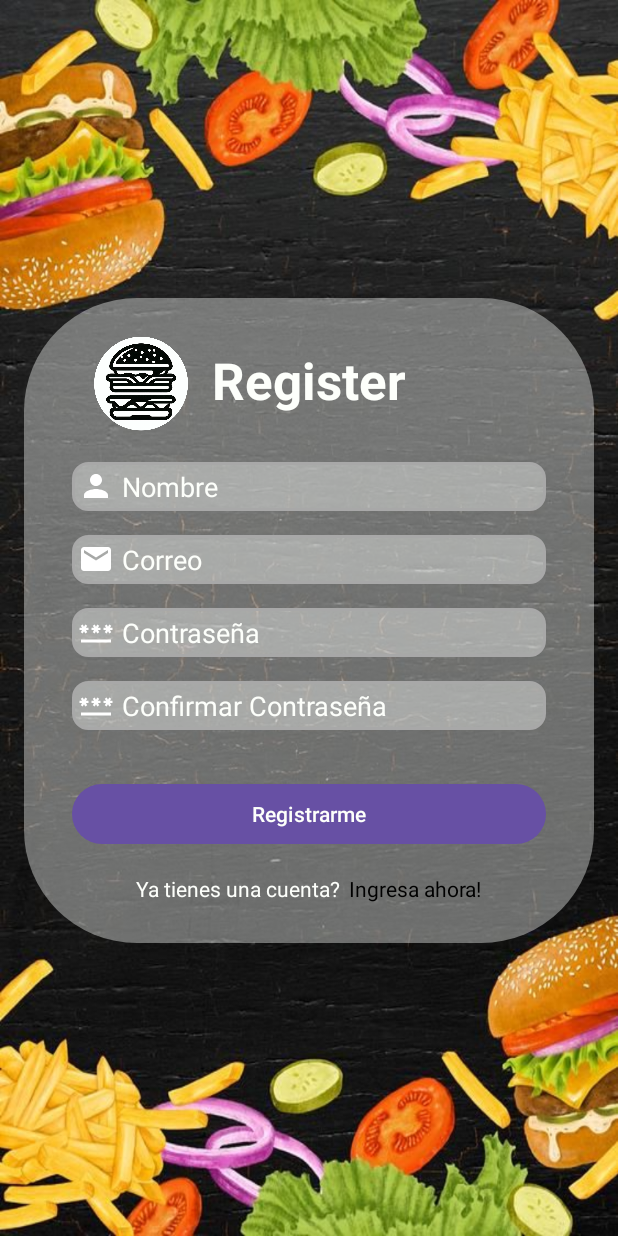
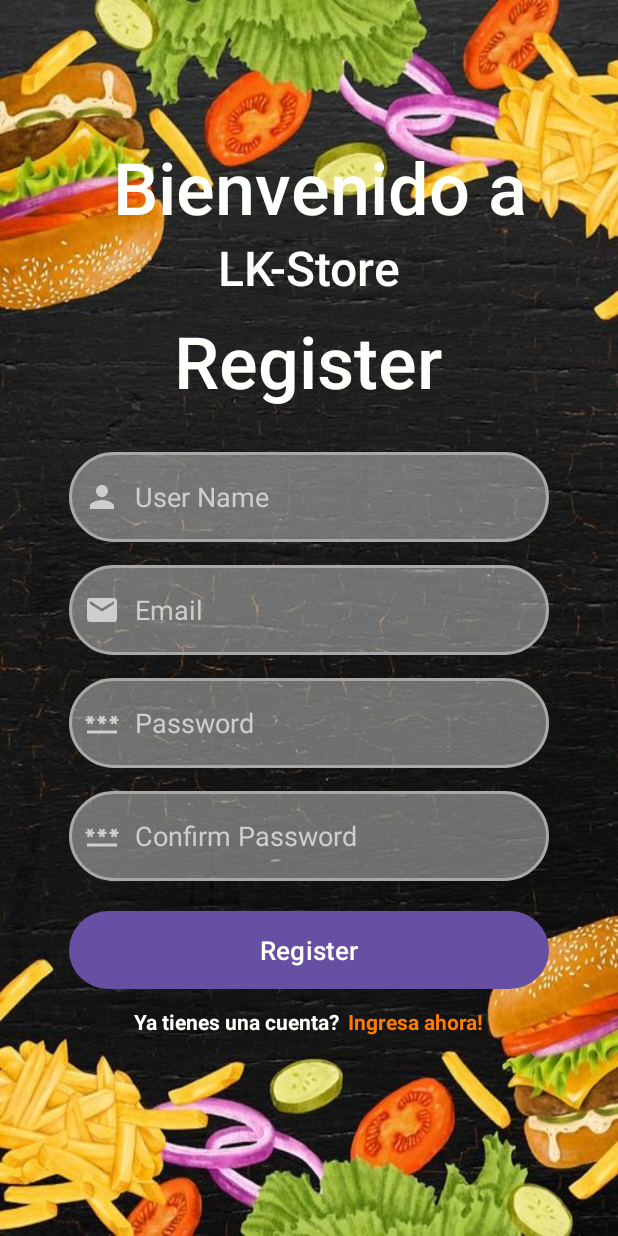
Before and after one commit to LuKarbo/LK-Store, an Android app: the RegisterActivity screen opened directly, with no data from a screen before it, on a phone screen of 412 x 824 dp. Run offline under Robolectric (Android 15) with nearby library versions, the phone set to English and light mode, and no system bars.

Commit message:
Feat: Modificación de Login y Register
- Se modifico el UI del Login y Register
- Pendiente Modificar UI del Home

```diff
--- a/app/src/main/java/ar/edu/davinci/carbone_lucas/lk_store/RegisterActivity.java
+++ b/app/src/main/java/ar/edu/davinci/carbone_lucas/lk_store/RegisterActivity.java
@@ -16,7 +16,7 @@ public class RegisterActivity extends AppCompatActivity {
         super.onCreate(savedInstanceState);
         setContentView(R.layout.activity_register);
         // login_goto
-        gotoLogin = findViewById(R.id.login_goto);
+        gotoLogin = findViewById(R.id.register_goto);
 
         gotoLogin.setOnClickListener(new View.OnClickListener() {
             @Override
--- a/app/src/main/res/drawable/data_background.xml
+++ b/app/src/main/res/drawable/data_background.xml
@@ -6,7 +6,7 @@
 
     <!-- Tipo y Color -->
     <solid
-        android:color="@color/white_transparent"
+        android:color="#FFFFFF"
         />
     <!-- Redondeo los bordes -->
     <corners
--- a/app/src/main/res/drawable/email_icon.xml
+++ b/app/src/main/res/drawable/email_icon.xml
@@ -1,4 +1,4 @@
-<vector xmlns:android="http://schemas.android.com/apk/res/android" android:height="24dp" android:tint="#FFFFFF" android:viewportHeight="24" android:viewportWidth="24" android:width="24dp">
+<vector xmlns:android="http://schemas.android.com/apk/res/android" android:height="24dp" android:tint="@color/light_gray" android:viewportHeight="24" android:viewportWidth="24" android:width="24dp">
 
     <path android:fillColor="@android:color/white" android:pathData="M20,4L4,4c-1.1,0 -1.99,0.9 -1.99,2L2,18c0,1.1 0.9,2 2,2h16c1.1,0 2,-0.9 2,-2L22,6c0,-1.1 -0.9,-2 -2,-2zM20,8l-8,5 -8,-5L4,6l8,5 8,-5v2z"/>
 
--- a/app/src/main/res/drawable/input_background.xml
+++ b/app/src/main/res/drawable/input_background.xml
@@ -10,7 +10,7 @@
         />
     <!-- Redondeo los bordes -->
     <corners
-        android:radius="10dp"
+        android:radius="40dp"
         />
     <!-- Coloco un delineado -->
     <stroke
--- a/app/src/main/res/drawable/login_icon.xml
+++ b/app/src/main/res/drawable/login_icon.xml
@@ -1,5 +1,5 @@
-<vector xmlns:android="http://schemas.android.com/apk/res/android" android:height="24dp" android:tint="#FFFFFF" android:viewportHeight="24" android:viewportWidth="24" android:width="24dp">
+<vector xmlns:android="http://schemas.android.com/apk/res/android" android:height="24dp" android:tint="@color/light_gray" android:viewportHeight="24" android:viewportWidth="24" android:width="24dp">
 
-    <path android:fillColor="@android:color/white" android:pathData="M12,12c2.21,0 4,-1.79 4,-4s-1.79,-4 -4,-4 -4,1.79 -4,4 1.79,4 4,4zM12,14c-2.67,0 -8,1.34 -8,4v2h16v-2c0,-2.66 -5.33,-4 -8,-4z"/>
+    <path android:fillColor="@android:color/black" android:pathData="M12,12c2.21,0 4,-1.79 4,-4s-1.79,-4 -4,-4 -4,1.79 -4,4 1.79,4 4,4zM12,14c-2.67,0 -8,1.34 -8,4v2h16v-2c0,-2.66 -5.33,-4 -8,-4z"/>
 
 </vector>
--- a/app/src/main/res/drawable/password_icon.xml
+++ b/app/src/main/res/drawable/password_icon.xml
@@ -1,5 +1,5 @@
-<vector xmlns:android="http://schemas.android.com/apk/res/android" android:height="24dp" android:tint="#FFFFFF" android:viewportHeight="24" android:viewportWidth="24" android:width="24dp">
+<vector xmlns:android="http://schemas.android.com/apk/res/android" android:height="24dp" android:tint="@color/light_gray" android:viewportHeight="24" android:viewportWidth="24" android:width="24dp">
 
-    <path android:fillColor="@android:color/white" android:pathData="M2,17h20v2H2V17zM3.15,12.95L4,11.47l0.85,1.48l1.3,-0.75L5.3,10.72H7v-1.5H5.3l0.85,-1.47L4.85,7L4,8.47L3.15,7l-1.3,0.75L2.7,9.22H1v1.5h1.7L1.85,12.2L3.15,12.95zM9.85,12.2l1.3,0.75L12,11.47l0.85,1.48l1.3,-0.75l-0.85,-1.48H15v-1.5h-1.7l0.85,-1.47L12.85,7L12,8.47L11.15,7l-1.3,0.75l0.85,1.47H9v1.5h1.7L9.85,12.2zM23,9.22h-1.7l0.85,-1.47L20.85,7L20,8.47L19.15,7l-1.3,0.75l0.85,1.47H17v1.5h1.7l-0.85,1.48l1.3,0.75L20,11.47l0.85,1.48l1.3,-0.75l-0.85,-1.48H23V9.22z"/>
+    <path android:fillColor="@color/black" android:pathData="M2,17h20v2H2V17zM3.15,12.95L4,11.47l0.85,1.48l1.3,-0.75L5.3,10.72H7v-1.5H5.3l0.85,-1.47L4.85,7L4,8.47L3.15,7l-1.3,0.75L2.7,9.22H1v1.5h1.7L1.85,12.2L3.15,12.95zM9.85,12.2l1.3,0.75L12,11.47l0.85,1.48l1.3,-0.75l-0.85,-1.48H15v-1.5h-1.7l0.85,-1.47L12.85,7L12,8.47L11.15,7l-1.3,0.75l0.85,1.47H9v1.5h1.7L9.85,12.2zM23,9.22h-1.7l0.85,-1.47L20.85,7L20,8.47L19.15,7l-1.3,0.75l0.85,1.47H17v1.5h1.7l-0.85,1.48l1.3,0.75L20,11.47l0.85,1.48l1.3,-0.75l-0.85,-1.48H23V9.22z"/>
 
 </vector>
--- a/app/src/main/res/layout/activity_register.xml
+++ b/app/src/main/res/layout/activity_register.xml
@@ -1,159 +1,159 @@
 <?xml version="1.0" encoding="utf-8"?>
-<androidx.constraintlayout.widget.ConstraintLayout
-    xmlns:android="http://schemas.android.com/apk/res/android"
+<androidx.constraintlayout.widget.ConstraintLayout xmlns:android="http://schemas.android.com/apk/res/android"
     xmlns:app="http://schemas.android.com/apk/res-auto"
     xmlns:tools="http://schemas.android.com/tools"
     android:id="@+id/main"
     android:layout_width="match_parent"
     android:layout_height="match_parent"
     android:background="@drawable/wallpaper"
-    tools:context=".RegisterActivity">
+    tools:context=".LoginActivity">
+
+    <TextView
+        android:id="@+id/welcomeTextView"
+        android:layout_width="wrap_content"
+        android:layout_height="wrap_content"
+        android:layout_marginTop="92dp"
+        android:fontFamily="sans-serif-medium"
+        android:text="@string/welcome"
+        android:textColor="@color/white"
+        android:textSize="48sp"
+        app:layout_constraintEnd_toEndOf="parent"
+        app:layout_constraintHorizontal_bias="0.552"
+        app:layout_constraintStart_toStartOf="parent"
+        app:layout_constraintTop_toTopOf="parent" />
+
+    <TextView
+        android:id="@+id/appnameTextView"
+        android:layout_width="wrap_content"
+        android:layout_height="wrap_content"
+        android:text="@string/app_name"
+        android:textSize="32sp"
+        android:fontFamily="sans-serif-medium"
+        android:textColor="@color/white"
+        app:layout_constraintEnd_toEndOf="parent"
+        app:layout_constraintStart_toStartOf="parent"
+        app:layout_constraintTop_toBottomOf="@+id/welcomeTextView" />
+
+    <TextView
+        android:id="@+id/loginTextView"
+        android:layout_width="wrap_content"
+        android:layout_height="wrap_content"
+        android:layout_marginTop="8dp"
+        android:fontFamily="sans-serif-medium"
+        android:text="@string/register"
+        android:textColor="@color/white"
+        android:textSize="48sp"
+        app:layout_constraintEnd_toEndOf="parent"
+        app:layout_constraintHorizontal_bias="0.497"
+        app:layout_constraintStart_toStartOf="parent"
+        app:layout_constraintTop_toBottomOf="@+id/appnameTextView"
+        tools:ignore="MissingConstraints" />
 
     <androidx.constraintlayout.widget.ConstraintLayout
-        android:id="@+id/container"
-        android:layout_width="380dp"
+        android:id="@+id/formContainer"
+        android:layout_width="match_parent"
         android:layout_height="0dp"
-        android:layout_marginTop="100dp"
+        android:layout_marginStart="16dp"
+        android:layout_marginTop="8dp"
+        android:layout_marginEnd="16dp"
+        android:layout_marginBottom="32dp"
         app:layout_constraintBottom_toBottomOf="parent"
         app:layout_constraintEnd_toEndOf="parent"
-        app:layout_constraintHeight_percent="0.80"
+        app:layout_constraintHorizontal_bias="0.0"
         app:layout_constraintStart_toStartOf="parent"
-        app:layout_constraintTop_toTopOf="parent">
+        app:layout_constraintTop_toBottomOf="@+id/loginTextView"
+        app:layout_constraintVertical_bias="1.0">
 
-        <androidx.constraintlayout.widget.ConstraintLayout
-            android:id="@+id/register_container"
+        <LinearLayout
             android:layout_width="match_parent"
-            android:layout_height="430dp"
-            android:background="@drawable/data_background"
-            app:layout_constraintBottom_toBottomOf="parent"
+            android:layout_height="wrap_content"
+            android:gravity="center"
+            android:orientation="vertical"
+            android:padding="0dp"
             app:layout_constraintEnd_toEndOf="parent"
             app:layout_constraintHorizontal_bias="0.0"
             app:layout_constraintStart_toStartOf="parent"
-            app:layout_constraintTop_toTopOf="parent"
-            app:layout_constraintVertical_bias="0.288">
+            app:layout_constraintTop_toTopOf="parent">
 
-            <ImageView
-                android:id="@+id/imageView"
-                android:layout_width="73dp"
-                android:layout_height="91dp"
-                android:layout_marginBottom="8dp"
-                android:src="@drawable/logo_inicial"
-                app:layout_constraintBottom_toTopOf="@+id/inputName"
-                app:layout_constraintEnd_toStartOf="@+id/logoText"
-                app:layout_constraintHorizontal_bias="0.792"
-                app:layout_constraintStart_toStartOf="parent"
-                app:layout_constraintTop_toTopOf="parent"
-                app:layout_constraintVertical_bias="1.0"
-                tools:ignore="MissingConstraints" />
+            <TextView
+                android:id="@+id/alertTextView"
+                android:layout_width="wrap_content"
+                android:layout_height="wrap_content"
+                android:fontFamily="sans-serif-medium"
+                android:gravity="center"
+                android:textColor="@color/alert"
+                android:textSize="12sp" />
+
+            <EditText
+                android:id="@+id/nameInput"
+                android:layout_width="320dp"
+                android:layout_height="60dp"
+                android:layout_marginTop="4dp"
+                android:background="@drawable/input_background"
+                android:drawableLeft="@drawable/login_icon"
+                android:drawablePadding="10dp"
+                android:hint="@string/nombre"
+                android:padding="10dp"
+                android:textColor="@color/black"
+                android:textColorHint="@color/light_gray" />
+
+            <EditText
+                android:id="@+id/emailInput"
+                android:layout_width="320dp"
+                android:layout_height="60dp"
+                android:layout_marginTop="15dp"
+                android:background="@drawable/input_background"
+                android:drawableLeft="@drawable/email_icon"
+                android:drawablePadding="10dp"
+                android:hint="@string/correo"
+                android:padding="10dp"
+                android:textColor="@color/black"
+                android:textColorHint="@color/light_gray" />
+
+            <EditText
+                android:id="@+id/passwordInput"
+                android:layout_width="320dp"
+                android:layout_height="60dp"
+                android:layout_marginTop="15dp"
+                android:background="@drawable/input_background"
+                android:drawableLeft="@drawable/password_icon"
+                android:drawablePadding="10dp"
+                android:hint="@string/password"
+                android:inputType="textPassword"
+                android:padding="10dp"
+                android:textColor="@color/black"
+                android:textColorHint="@color/light_gray" />
+
+            <EditText
+                android:id="@+id/passwordConfirmdInput"
+                android:layout_width="320dp"
+                android:layout_height="60dp"
+                android:layout_marginTop="15dp"
+                android:background="@drawable/input_background"
+                android:drawableLeft="@drawable/password_icon"
+                android:drawablePadding="10dp"
+                android:hint="@string/confirm_password"
+                android:inputType="textPassword"
+                android:padding="10dp"
+                android:textColor="@color/black"
+                android:textColorHint="@color/light_gray" />
 
             <Button
                 android:id="@+id/loginBTN"
-                android:layout_width="0dp"
-                android:layout_height="wrap_content"
-                android:layout_marginTop="32dp"
-                android:hapticFeedbackEnabled="false"
-                android:text="@string/registrarme_btn"
-                android:textColor="@color/white"
-                app:cornerRadius="35dp"
-                app:layout_constraintEnd_toEndOf="@+id/inputConfirmPass"
-
-                app:layout_constraintStart_toStartOf="@+id/inputConfirmPass"
-                app:layout_constraintTop_toBottomOf="@+id/inputConfirmPass" />
-
-            <TextView
-                android:id="@+id/logoText"
-                android:layout_width="wrap_content"
-                android:layout_height="wrap_content"
+                android:layout_width="320dp"
+                android:layout_height="60dp"
+                android:layout_marginTop="16dp"
                 android:text="@string/register"
                 android:textColor="@color/white"
-                android:textSize="34sp"
-                android:textStyle="bold"
-                app:layout_constraintBottom_toBottomOf="parent"
-                app:layout_constraintEnd_toEndOf="parent"
-                app:layout_constraintStart_toStartOf="parent"
-                app:layout_constraintTop_toTopOf="parent"
-                app:layout_constraintVertical_bias="0.083" />
-
-            <EditText
-                android:id="@+id/inputName"
-                android:layout_width="0dp"
-                android:layout_height="wrap_content"
-                android:layout_marginStart="32dp"
-                android:layout_marginTop="32dp"
-                android:layout_marginEnd="32dp"
-                android:background="@drawable/input_background"
-                android:drawableLeft="@drawable/login_icon"
-                android:drawablePadding="5dp"
-                android:ems="10"
-                android:hint="@string/nombre"
-                android:inputType="text"
-                android:padding="4dp"
-                android:textColor="@color/white"
-                android:textColorHint="@color/white"
-                app:layout_constraintEnd_toEndOf="parent"
-                app:layout_constraintStart_toStartOf="parent"
-                app:layout_constraintTop_toBottomOf="@+id/logoText" />
-
-            <EditText
-                android:id="@+id/inputEmail"
-                android:layout_width="0dp"
-                android:layout_height="wrap_content"
-                android:layout_marginTop="16dp"
-                android:background="@drawable/input_background"
-                android:drawableLeft="@drawable/email_icon"
-                android:drawablePadding="5dp"
-                android:ems="10"
-                android:hint="@string/correo"
-                android:inputType="textEmailAddress"
-                android:padding="4dp"
-                android:textColor="@color/white"
-                android:textColorHint="@color/white"
-                app:layout_constraintEnd_toEndOf="@+id/inputName"
-                app:layout_constraintHorizontal_bias="0.311"
-                app:layout_constraintStart_toStartOf="@+id/inputName"
-                app:layout_constraintTop_toBottomOf="@+id/inputName" />
-
-            <EditText
-                android:id="@+id/inputPass"
-                android:layout_width="0dp"
-                android:layout_height="wrap_content"
-                android:layout_marginTop="16dp"
-                android:background="@drawable/input_background"
-                android:drawableLeft="@drawable/password_icon"
-                android:drawablePadding="5dp"
-                android:ems="10"
-                android:hint="@string/password"
-                android:inputType="textPassword"
-                android:padding="4dp"
-                android:textColor="@color/white"
-                android:textColorHint="@color/white"
-                app:layout_constraintEnd_toEndOf="@+id/inputEmail"
-                app:layout_constraintStart_toStartOf="@+id/inputEmail"
-                app:layout_constraintTop_toBottomOf="@+id/inputEmail" />
-
-            <EditText
-                android:id="@+id/inputConfirmPass"
-                android:layout_width="0dp"
-                android:layout_height="wrap_content"
-                android:layout_marginTop="16dp"
-                android:background="@drawable/input_background"
-                android:drawableLeft="@drawable/password_icon"
-                android:drawablePadding="5dp"
-                android:ems="10"
-                android:hint="@string/confirm_password"
-                android:inputType="textPassword"
-                android:padding="4dp"
-                android:textColor="@color/white"
-                android:textColorHint="@color/white"
-                app:layout_constraintEnd_toEndOf="@+id/inputPass"
-                app:layout_constraintStart_toStartOf="@+id/inputPass"
-                app:layout_constraintTop_toBottomOf="@+id/inputPass" />
+                android:textSize="17sp"
+                app:cornerRadius="30dp" />
 
             <LinearLayout
                 android:id="@+id/container_msg"
-                android:layout_width="0dp"
-                android:layout_height="wrap_content"
-                android:layout_marginTop="16dp"
+                android:layout_width="match_parent"
+                android:layout_height="match_parent"
+                android:layout_marginTop="8dp"
+                android:layout_weight="1"
                 android:gravity="center"
                 android:orientation="horizontal"
                 android:textAlignment="center"
@@ -166,20 +166,20 @@
                     android:layout_width="wrap_content"
                     android:layout_height="wrap_content"
                     android:text="@string/haveAccount"
-                    android:textColor="@color/white" />
+                    android:textColor="@color/white"
+                    android:textStyle="bold"/>
 
                 <TextView
-                    android:id="@+id/login_goto"
+                    android:id="@+id/register_goto"
                     android:layout_width="wrap_content"
                     android:layout_height="wrap_content"
-                    android:layout_marginLeft="5dp"
+                    android:layout_marginStart="5dp"
                     android:text="@string/haveAccount_goto"
-                    android:textColor="@color/black" />
+                    android:textColor="@color/gotoRegisterLogin"
+                    android:textStyle="bold"/>
 
             </LinearLayout>
 
-        </androidx.constraintlayout.widget.ConstraintLayout>
-
-
+        </LinearLayout>
     </androidx.constraintlayout.widget.ConstraintLayout>
 </androidx.constraintlayout.widget.ConstraintLayout>
--- a/app/src/main/res/values/colors.xml
+++ b/app/src/main/res/values/colors.xml
@@ -8,4 +8,5 @@
     <color name="white_transparent">#64FDFFFB</color>
     <color name="inputs_borde">#A8A8A8</color>
     <color name="alert">#FF2222</color>
+    <color name="gotoRegisterLogin">#FF7B00</color>
 </resources>
--- a/app/src/main/res/values/strings.xml
+++ b/app/src/main/res/values/strings.xml
@@ -1,12 +1,12 @@
 <resources>
     <string name="app_name">LK-Store</string>
     <string name="registrarme_btn">Registrarme</string>
-    <string name="nombre">Nombre</string>
-    <string name="correo">Correo</string>
-    <string name="password">Contraseña</string>
-    <string name="confirm_password">Confirmar Contraseña</string>
+    <string name="nombre">User Name</string>
+    <string name="correo">Email</string>
+    <string name="password">Password</string>
+    <string name="confirm_password">Confirm Password</string>
     <string name="register">Register</string>
-    <string name="ingresar">Ingresar</string>
+    <string name="ingresar">Login</string>
     <string name="notHaveAccount">No tienes una cuenta?</string>
     <string name="notHaveAccount_goto">Crea una aquí!</string>
     <string name="haveAccount">Ya tienes una cuenta?</string>
```
Also changed, not shown: app/src/main/java/ar/edu/davinci/carbone_lucas/lk_store/LoginActivity.java (+11 -8 lines), app/src/main/res/layout/activity_login.xml (+99 -102 lines).
